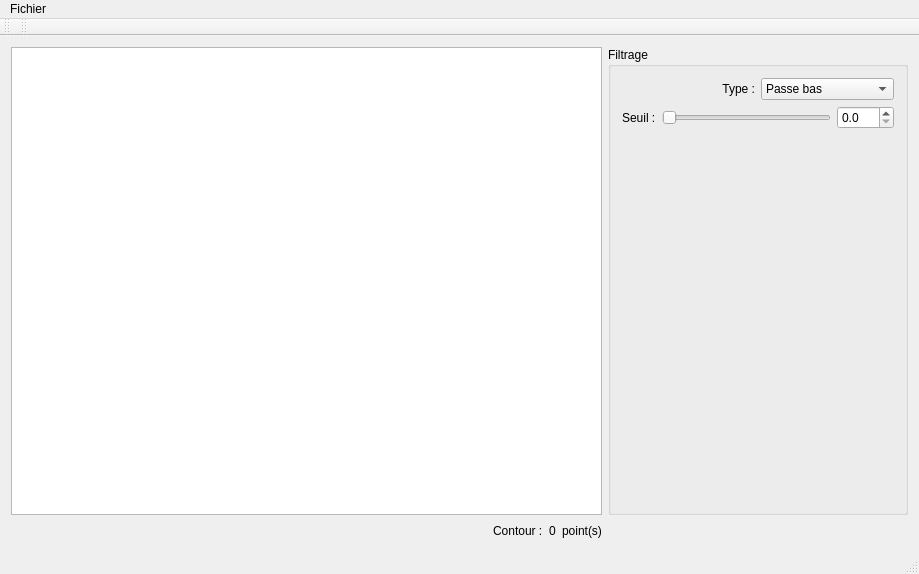
joelrandria/maths_tp2_final, file EdgeFourierTransform/MainWindow.ui: the form before one commit.
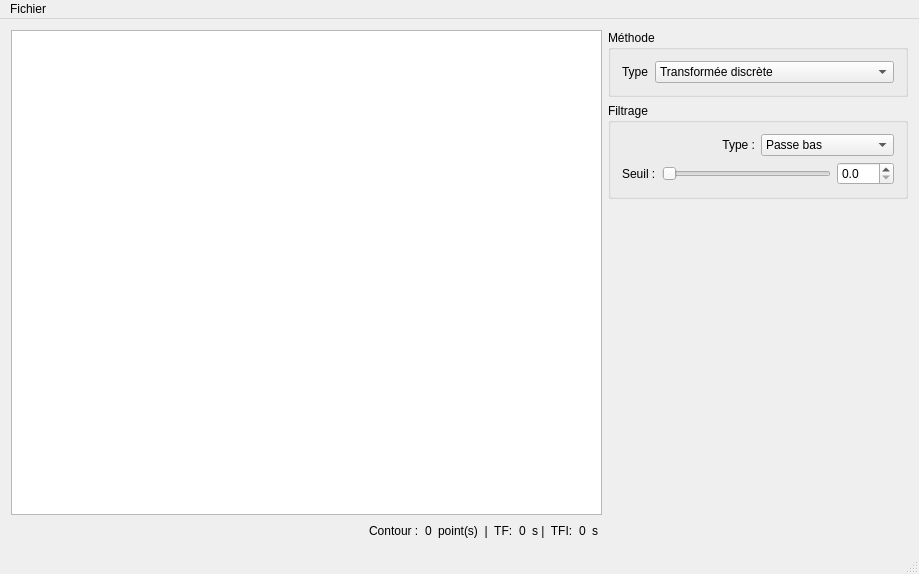
The form after the commit. Custom widgets are drawn as their Qt base class.

```diff
--- a/EdgeFourierTransform/MainWindow.ui
+++ b/EdgeFourierTransform/MainWindow.ui
@@ -14,11 +14,45 @@
    <string>Transformée de Fourier d'un contour</string>
   </property>
   <widget class="QWidget" name="centralWidget">
-   <layout class="QGridLayout" name="gridLayout_2">
-    <item row="0" column="0" colspan="4">
+   <layout class="QGridLayout" name="gridLayout_3">
+    <item row="0" column="0" rowspan="3" colspan="8">
      <widget class="EdgeView" name="edgeView"/>
     </item>
-    <item row="0" column="4">
+    <item row="0" column="8">
+     <widget class="QGroupBox" name="groupBox">
+      <property name="title">
+       <string>Méthode</string>
+      </property>
+      <layout class="QGridLayout" name="gridLayout_2">
+       <item row="0" column="0">
+        <layout class="QFormLayout" name="formLayout">
+         <item row="0" column="0">
+          <widget class="QLabel" name="typeLabel">
+           <property name="text">
+            <string>Type</string>
+           </property>
+          </widget>
+         </item>
+         <item row="0" column="1">
+          <widget class="QComboBox" name="methodTypeComboBox">
+           <item>
+            <property name="text">
+             <string>Transformée discrète</string>
+            </property>
+           </item>
+           <item>
+            <property name="text">
+             <string>Transformée discrète rapide</string>
+            </property>
+           </item>
+          </widget>
+         </item>
+        </layout>
+       </item>
+      </layout>
+     </widget>
+    </item>
+    <item row="1" column="8">
      <widget class="QGroupBox" name="groupBox_2">
       <property name="sizePolicy">
        <sizepolicy hsizetype="Fixed" vsizetype="Preferred">
@@ -39,34 +73,6 @@
        <bool>false</bool>
       </property>
       <layout class="QGridLayout" name="gridLayout">
-       <item row="0" column="0">
-        <layout class="QHBoxLayout" name="horizontalLayout">
-         <item>
-          <widget class="QLabel" name="label">
-           <property name="text">
-            <string>Type :</string>
-           </property>
-           <property name="alignment">
-            <set>Qt::AlignRight|Qt::AlignTrailing|Qt::AlignVCenter</set>
-           </property>
-          </widget>
-         </item>
-         <item>
-          <widget class="QComboBox" name="comboBox">
-           <item>
-            <property name="text">
-             <string>Passe bas</string>
-            </property>
-           </item>
-           <item>
-            <property name="text">
-             <string/>
-            </property>
-           </item>
-          </widget>
-         </item>
-        </layout>
-       </item>
        <item row="1" column="0">
         <layout class="QHBoxLayout" name="horizontalLayout_2">
          <item>
@@ -110,23 +116,51 @@
          </item>
         </layout>
        </item>
-       <item row="2" column="0">
-        <spacer name="verticalSpacer">
-         <property name="orientation">
-          <enum>Qt::Vertical</enum>
-         </property>
-         <property name="sizeHint" stdset="0">
-          <size>
-           <width>20</width>
-           <height>40</height>
-          </size>
-         </property>
-        </spacer>
+       <item row="0" column="0">
+        <layout class="QHBoxLayout" name="horizontalLayout">
+         <item>
+          <widget class="QLabel" name="label">
+           <property name="text">
+            <string>Type :</string>
+           </property>
+           <property name="alignment">
+            <set>Qt::AlignRight|Qt::AlignTrailing|Qt::AlignVCenter</set>
+           </property>
+          </widget>
+         </item>
+         <item>
+          <widget class="QComboBox" name="comboBox">
+           <item>
+            <property name="text">
+             <string>Passe bas</string>
+            </property>
+           </item>
+           <item>
+            <property name="text">
+             <string/>
+            </property>
+           </item>
+          </widget>
+         </item>
+        </layout>
        </item>
       </layout>
      </widget>
     </item>
-    <item row="1" column="0">
+    <item row="2" column="8">
+     <spacer name="verticalSpacer">
+      <property name="orientation">
+       <enum>Qt::Vertical</enum>
+      </property>
+      <property name="sizeHint" stdset="0">
+       <size>
+        <width>20</width>
+        <height>301</height>
+       </size>
+      </property>
+     </spacer>
+    </item>
+    <item row="3" column="0">
      <spacer name="horizontalSpacer">
       <property name="orientation">
        <enum>Qt::Horizontal</enum>
@@ -139,24 +173,52 @@
       </property>
      </spacer>
     </item>
-    <item row="1" column="1">
+    <item row="3" column="1">
      <widget class="QLabel" name="label_3">
       <property name="text">
        <string>Contour :</string>
       </property>
      </widget>
     </item>
-    <item row="1" column="2">
+    <item row="3" column="2">
      <widget class="QLabel" name="edgePointCountLabel">
       <property name="text">
        <string>0</string>
       </property>
      </widget>
     </item>
-    <item row="1" column="3">
+    <item row="3" column="3">
      <widget class="QLabel" name="label_5">
       <property name="text">
-       <string>point(s)</string>
+       <string>point(s)  |  TF:</string>
+      </property>
+     </widget>
+    </item>
+    <item row="3" column="4">
+     <widget class="QLabel" name="transformTimeLabel">
+      <property name="text">
+       <string>0</string>
+      </property>
+     </widget>
+    </item>
+    <item row="3" column="5">
+     <widget class="QLabel" name="label_6">
+      <property name="text">
+       <string>s |  TFI:</string>
+      </property>
+     </widget>
+    </item>
+    <item row="3" column="6">
+     <widget class="QLabel" name="inverseTransformTimeLabel">
+      <property name="text">
+       <string>0</string>
+      </property>
+     </widget>
+    </item>
+    <item row="3" column="7">
+     <widget class="QLabel" name="label_7">
+      <property name="text">
+       <string>s </string>
       </property>
      </widget>
     </item>
@@ -181,28 +243,6 @@
    <addaction name="menuFichier"/>
   </widget>
   <widget class="QStatusBar" name="statusBar"/>
-  <widget class="QToolBar" name="toolBar">
-   <property name="windowTitle">
-    <string>toolBar</string>
-   </property>
-   <attribute name="toolBarArea">
-    <enum>TopToolBarArea</enum>
-   </attribute>
-   <attribute name="toolBarBreak">
-    <bool>false</bool>
-   </attribute>
-  </widget>
-  <widget class="QToolBar" name="toolBar_2">
-   <property name="windowTitle">
-    <string>toolBar_2</string>
-   </property>
-   <attribute name="toolBarArea">
-    <enum>TopToolBarArea</enum>
-   </attribute>
-   <attribute name="toolBarBreak">
-    <bool>false</bool>
-   </attribute>
-  </widget>
   <action name="actionCloseApplication">
    <property name="text">
     <string>Quitter</string>
```
